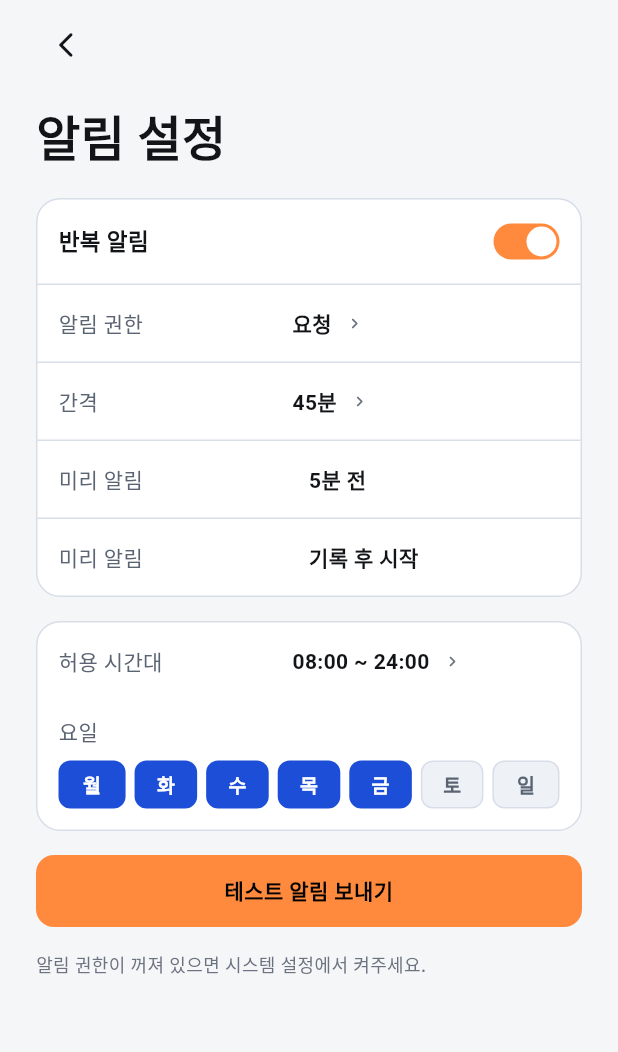
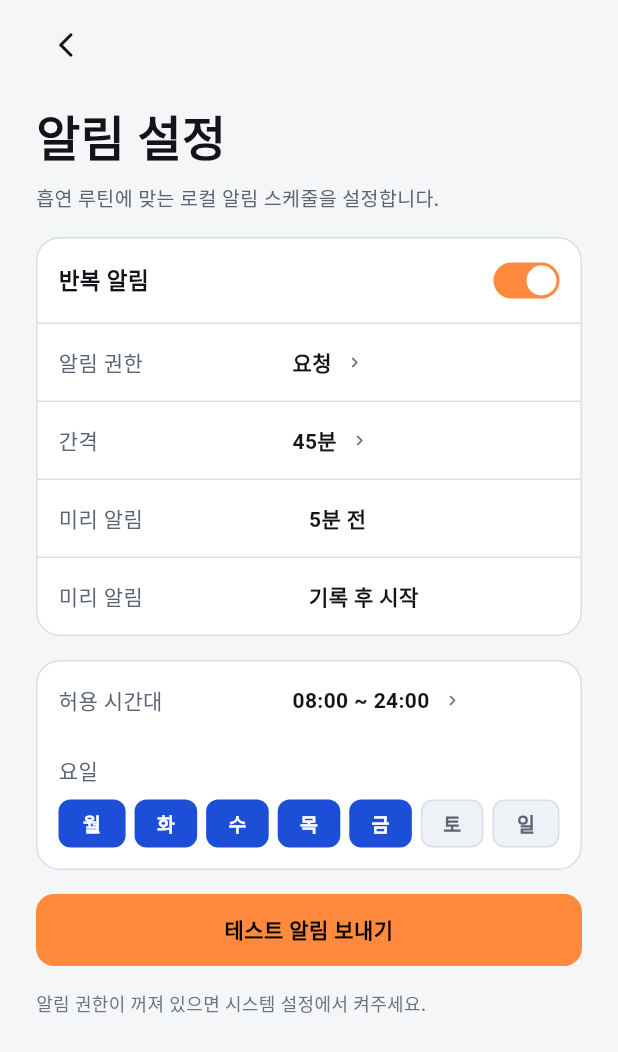
Before and after one commit to Forevernewvie/smoketimer, a Flutter app: the screen it shows after launch, after a tap on "앱 시작", after a tap on the "notifications none" icon, on a phone screen of 412 x 824 dp. Shown: the top 1052 px of the screen. Run offline on Flutter 3.47's test engine with Material 3 defaults, Android fonts, the phone set to English and light mode, and no system bars; our stand-ins replace flutter_local_notifications, flutter_riverpod, flutter_timezone, google_mobile_ads, shared_preferences, timezone; Roboto replaces fonts that are missing (Sora).

Commit message:
Fine-tune screen spacing to Pencil and harden responsive layout

```diff
--- a/lib/screens/step0_smoker_timer_screen.dart
+++ b/lib/screens/step0_smoker_timer_screen.dart
@@ -57,7 +57,7 @@ class _Step0SmokerTimerScreenState
           child: ConstrainedBox(
             constraints: const BoxConstraints(maxWidth: 520),
             child: Padding(
-              padding: const EdgeInsets.all(24),
+              padding: const EdgeInsets.fromLTRB(20, 20, 20, 24),
               child: PageView(
                 controller: _pageController,
                 onPageChanged: (index) {
@@ -151,10 +151,10 @@ class _OnboardingPage extends StatelessWidget {
     return LayoutBuilder(
       builder: (context, constraints) {
         final compact = constraints.maxHeight < 730 || textScale > 1.25;
-        final baseTitleSize = constraints.maxWidth < 360 ? 34.0 : 36.0;
+        final baseTitleSize = constraints.maxWidth < 360 ? 28.0 : 30.0;
         final scaledTitleSize =
             baseTitleSize / textScale.clamp(1.0, 1.35).toDouble();
-        final titleSize = scaledTitleSize.clamp(24.0, 36.0).toDouble();
+        final titleSize = scaledTitleSize.clamp(22.0, 30.0).toDouble();
         final accentColor = switch (index) {
           0 => const Color(0xFF1D4ED8),
           1 => SmokeUiPalette.accentDark,
@@ -190,7 +190,7 @@ class _OnboardingPage extends StatelessWidget {
                 ),
               ],
             ),
-            const SizedBox(height: 12),
+            const SizedBox(height: 14),
             Expanded(
               child: SingleChildScrollView(
                 physics: compact
@@ -200,7 +200,7 @@ class _OnboardingPage extends StatelessWidget {
                   crossAxisAlignment: CrossAxisAlignment.start,
                   children: [
                     hero,
-                    const SizedBox(height: 12),
+                    const SizedBox(height: 14),
                     Text(
                       title,
                       style: TextStyle(
@@ -211,7 +211,7 @@ class _OnboardingPage extends StatelessWidget {
                         fontWeight: FontWeight.w700,
                       ),
                     ),
-                    const SizedBox(height: 10),
+                    const SizedBox(height: 12),
                     Text(
                       description,
                       style: TextStyle(
@@ -221,7 +221,7 @@ class _OnboardingPage extends StatelessWidget {
                         fontWeight: FontWeight.w500,
                       ),
                     ),
-                    const SizedBox(height: 12),
+                    const SizedBox(height: 14),
                     SizedBox(
                       width: double.infinity,
                       child: SurfaceCard(
@@ -291,7 +291,7 @@ class _OnboardingPage extends StatelessWidget {
             const SizedBox(height: 10),
             PrimaryButton(
               text: buttonText,
-              height: 44,
+              height: 48,
               color: SmokeUiPalette.accent,
               textStyle: const TextStyle(
                 color: Colors.black,
@@ -303,16 +303,16 @@ class _OnboardingPage extends StatelessWidget {
             const SizedBox(height: 10),
             Material(
               color: compact ? ui.surface : ui.surfaceAlt,
-              borderRadius: BorderRadius.circular(22),
+              borderRadius: BorderRadius.circular(24),
               child: InkWell(
-                borderRadius: BorderRadius.circular(22),
+                borderRadius: BorderRadius.circular(24),
                 onTap: onStartTap,
                 child: Container(
-                  height: 44,
+                  height: 48,
                   width: double.infinity,
                   alignment: Alignment.center,
                   decoration: BoxDecoration(
-                    borderRadius: BorderRadius.circular(22),
+                    borderRadius: BorderRadius.circular(24),
                     border: Border.all(color: ui.border),
                   ),
                   child: Text(
@@ -346,18 +346,19 @@ class _RingHero extends StatelessWidget {
       padding: const EdgeInsets.all(16),
       strokeColor: ui.border,
       color: ui.surface,
+      cornerRadius: 18,
       child: SizedBox(
         height: 160,
         child: Center(
           child: SizedBox(
-            width: 116,
-            height: 116,
+            width: 160,
+            height: 160,
             child: Stack(
               alignment: Alignment.center,
               children: [
                 RingGauge(
-                  size: 116,
-                  strokeWidth: 8,
+                  size: 160,
+                  strokeWidth: 10,
                   trackColor: ui.ringTrack,
                   sweepAngle: 4.95,
                   value: ' ',
@@ -372,8 +373,8 @@ class _RingHero extends StatelessWidget {
                   ),
                 ),
                 Container(
-                  width: 74,
-                  height: 74,
+                  width: 122,
+                  height: 122,
                   decoration: BoxDecoration(
                     color: centerFill,
                     shape: BoxShape.circle,
@@ -389,7 +390,7 @@ class _RingHero extends StatelessWidget {
                           style: TextStyle(
                             color: Color(0xFFF8FAFC),
                             fontFamily: 'Sora',
-                            fontSize: 20,
+                            fontSize: 42,
                             fontWeight: FontWeight.w700,
                           ),
                         ),
@@ -398,7 +399,7 @@ class _RingHero extends StatelessWidget {
                           '분 경과',
                           style: TextStyle(
                             color: Color(0xFFD0D7E2),
-                            fontSize: 10,
+                            fontSize: 11,
                             fontWeight: FontWeight.w600,
                           ),
                         ),
@@ -425,6 +426,7 @@ class _BarHero extends StatelessWidget {
       color: ui.surface,
       strokeColor: ui.border,
       padding: const EdgeInsets.all(16),
+      cornerRadius: 18,
       child: SizedBox(
         height: 160,
         child: Column(
@@ -486,6 +488,7 @@ class _SummaryHero extends StatelessWidget {
       color: ui.surface,
       strokeColor: ui.border,
       padding: const EdgeInsets.all(16),
+      cornerRadius: 18,
       child: SizedBox(
         width: double.infinity,
         height: 160,
--- a/lib/screens/step1_screen.dart
+++ b/lib/screens/step1_screen.dart
@@ -974,6 +974,9 @@ class _HomeCard extends StatelessWidget {
   @override
   Widget build(BuildContext context) {
     final ui = SmokeUiTheme.of(context);
+    final ringCenterFill = Theme.of(context).brightness == Brightness.dark
+        ? const Color(0xFF0F1318)
+        : const Color(0xFF121417);
     // Best-effort, user-facing ring meaning:
     // - When there is a base time (usually last smoking), show minutes remaining
     //   until the configured interval. This is the most actionable cue.
@@ -1041,34 +1044,83 @@ class _HomeCard extends StatelessWidget {
             ),
           ],
         ),
+        const SizedBox(height: 4),
+        Text(
+          '마지막 기록 기준 경과/남은 시간을 표시합니다.',
+          style: TextStyle(
+            color: ui.textSecondary,
+            fontSize: 13,
+            fontWeight: FontWeight.w500,
+          ),
+        ),
         const SizedBox(height: 14),
         SurfaceCard(
           color: ui.surface,
           strokeColor: ui.border,
           padding: const EdgeInsets.all(16),
-          cornerRadius: 18,
+          cornerRadius: 16,
           child: Column(
             children: [
               SizedBox(
-                height: 220,
+                height: 262,
                 child: Center(
-                  child: RingGauge(
-                    size: 168,
+                  child: SizedBox(
+                    width: 250,
+                    height: 250,
+                    child: Stack(
+                      alignment: Alignment.center,
+                      children: [
+                        RingGauge(
+                          size: 250,
                           strokeWidth: 10,
                           trackColor: ui.ringTrack,
                           sweepAngle: ringProgress * 2 * pi,
-                    value: ringValueMinutes.toString(),
-                    label: ringLabel,
-                    valueStyle: TextStyle(
-                      color: ui.textPrimary,
+                          value: ' ',
+                          label: ' ',
+                          valueStyle: const TextStyle(
+                            color: Colors.transparent,
+                            fontSize: 1,
+                          ),
+                          labelStyle: const TextStyle(
+                            color: Colors.transparent,
+                            fontSize: 1,
+                          ),
+                        ),
+                        Container(
+                          width: 162,
+                          height: 162,
+                          decoration: BoxDecoration(
+                            shape: BoxShape.circle,
+                            color: ringCenterFill,
+                          ),
+                          alignment: Alignment.center,
+                          child: FittedBox(
+                            fit: BoxFit.scaleDown,
+                            child: Column(
+                              mainAxisSize: MainAxisSize.min,
+                              children: [
+                                Text(
+                                  ringValueMinutes.toString(),
+                                  style: const TextStyle(
+                                    color: Color(0xFFF8FAFC),
                                     fontFamily: 'Sora',
-                      fontSize: 44,
+                                    fontSize: 52,
                                     fontWeight: FontWeight.w700,
                                   ),
-                    labelStyle: TextStyle(
-                      color: ui.textSecondary,
+                                ),
+                                Text(
+                                  ringLabel,
+                                  style: const TextStyle(
+                                    color: Color(0xFFD0D7E2),
                                     fontSize: 12,
                                     fontWeight: FontWeight.w600,
+                                  ),
+                                ),
+                              ],
+                            ),
+                          ),
+                        ),
+                      ],
                     ),
                   ),
                 ),
@@ -1448,7 +1500,7 @@ class _RecordCard extends StatelessWidget {
     return LayoutBuilder(
       builder: (context, constraints) {
         final stackedSummaryCards =
-            constraints.maxWidth < 380 || textScale > 1.2;
+            constraints.maxWidth < 340 || textScale > 1.25;
         return Column(
           crossAxisAlignment: CrossAxisAlignment.start,
           children: [
@@ -1915,6 +1967,15 @@ class _AlertCard extends StatelessWidget {
             fontFamily: 'Sora',
             fontSize: 32,
             fontWeight: FontWeight.w700,
+          ),
+        ),
+        const SizedBox(height: 6),
+        Text(
+          '흡연 루틴에 맞는 로컬 알림 스케줄을 설정합니다.',
+          style: TextStyle(
+            color: ui.textSecondary,
+            fontSize: 13,
+            fontWeight: FontWeight.w500,
           ),
         ),
         const SizedBox(height: 16),
```
Lines whose indentation alone changed are shown as unchanged.
